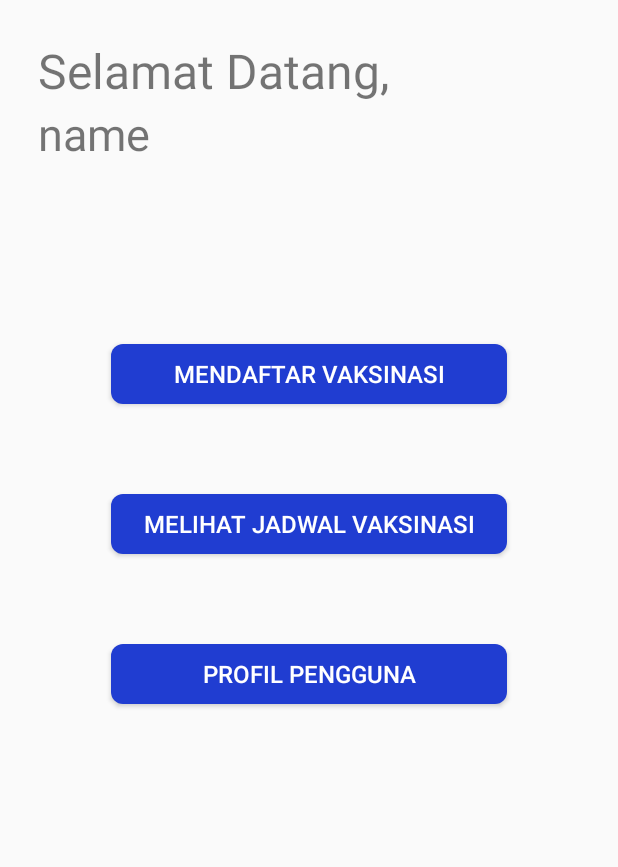
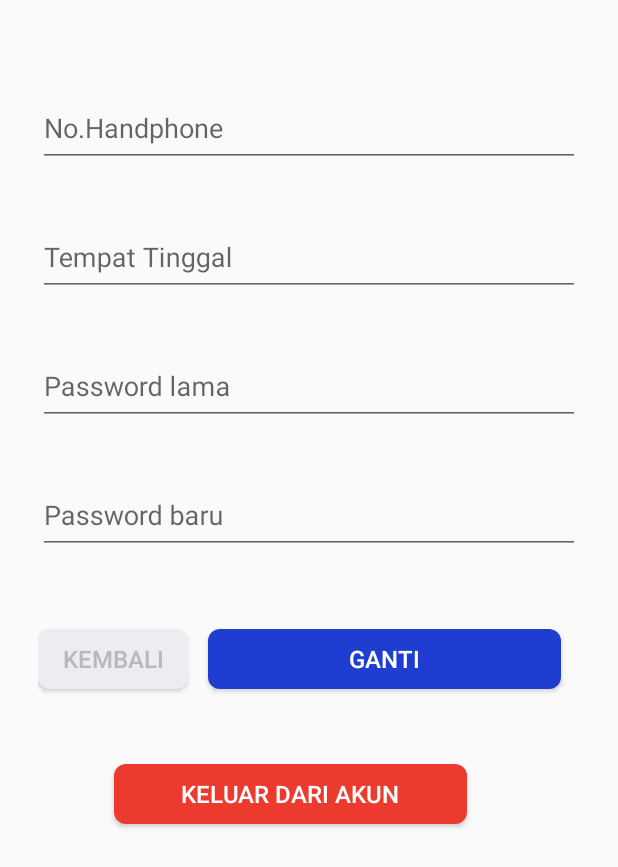
Before and after one commit to B21-CAP0375/Javas, an Android app: the HomePageFragment screen opened through its navigation route, after a tap on "PROFIL PENGGUNA", on a phone screen of 412 x 824 dp. Shown: the top 867 px of the screen. Run offline under Robolectric (Android 15) with nearby library versions, the phone set to English and light mode, and no system bars; our stand-ins replace Firebase (no records; nobody signed in at launch, a user with empty details on screens opened directly); 3 statements that could not run were skipped.

Commit message:
Creating user profile fragment

```diff
--- a/app/src/main/java/com/example/javas/data/UserRepository.kt
+++ b/app/src/main/java/com/example/javas/data/UserRepository.kt
@@ -20,14 +20,27 @@ class UserRepository (
                 instance ?: UserRepository(firebaseAuth,firestore)
             }
     }
+
+    //loginpage
     fun login(email: String, password: String)=firebaseAuth.signInWithEmailAndPassword(email, password)
+    fun getUser(email: String)= firestore.collection("users").document(email)
 
-
+    //registerpage
     fun register(email: String, password: String) = firebaseAuth.createUserWithEmailAndPassword(email, password)
 
     fun createUser(email: String)= firestore.collection("users").document(email)
 
-    fun getUser(email: String)= firestore.collection("users").document(email)
+
+
+
+    //user profile page
+    fun updatePassword(newPassWord: String) = firebaseAuth.currentUser?.updatePassword(newPassWord)
+
+    fun checkPassword(email: String,password: String)=firestore.collection("users").document(email)
+
+    fun updatePasswordFire(email: String , newPassWord:String) = firestore.collection("users").document(email).update("password", newPassWord)
+    fun updatePhone(email: String , phone:String) = firestore.collection("users").document(email).update("phone", phone)
+    fun updateAlamat(email: String , alamat:String) = firestore.collection("users").document(email).update("alamat", alamat)
 
     fun currentUser() = firebaseAuth.currentUser
 
--- a/app/src/main/java/com/example/javas/ui/homepage/HomePageFragment.kt
+++ b/app/src/main/java/com/example/javas/ui/homepage/HomePageFragment.kt
@@ -40,7 +40,9 @@ class HomePageFragment : Fragment() {
 
         }
         binding.btnProfileHomePage.setOnClickListener {
-
+            val toUserProfile = HomePageFragmentDirections.actionHomePageFragmentToUserProfileFragment()
+            toUserProfile.name = name
+            view.findNavController().navigate(toUserProfile)
         }
     }
         //jika ingin memberi animasi pada tombol on back pressed
--- a/app/src/main/java/com/example/javas/ui/register/RegisterThreeFragment.kt
+++ b/app/src/main/java/com/example/javas/ui/register/RegisterThreeFragment.kt
@@ -26,7 +26,7 @@ class RegisterThreeFragment : Fragment() {
     override fun onCreateView(
         inflater: LayoutInflater, container: ViewGroup?,
         savedInstanceState: Bundle?
-    ): View? {
+    ): View {
         _binding = FragmentRegisterThreeBinding.inflate(inflater, container, false)
         val view = binding.root
         return view
@@ -64,7 +64,8 @@ class RegisterThreeFragment : Fragment() {
                 "place" to place,
                 "gender" to gender,
                 "phone" to binding.phoneEdtxt.text.toString(),
-                "alamat" to binding.alamatEdtxt.text.toString()
+                "alamat" to binding.alamatEdtxt.text.toString(),
+                "role" to "user"
             )
 //            val symptom = hashMapOf(
 //                "covid-19" to false
@@ -95,7 +96,6 @@ class RegisterThreeFragment : Fragment() {
                                 // Sign in success, update UI with the signed-in user's information
                                 view.findNavController().navigate(toHomePage)
                                 // If sign in fails, display a message to the user.
-                            } else{
                             }
                         }
                 }
--- /dev/null
+++ b/app/src/main/java/com/example/javas/ui/userprofile/UserProfileFragment.kt
@@ -0,0 +1,80 @@
+package com.example.javas.ui.userprofile
+
+import android.os.Bundle
+import androidx.fragment.app.Fragment
+import android.view.LayoutInflater
+import android.view.View
+import android.view.ViewGroup
+import android.widget.Toast
+import androidx.lifecycle.ViewModelProvider
+import androidx.navigation.findNavController
+import com.example.javas.databinding.FragmentLoginBinding
+import com.example.javas.databinding.FragmentUserProfileBinding
+import com.example.javas.ui.homepage.HomePageFragmentArgs
+import com.example.javas.ui.homepage.HomePageFragmentDirections
+import com.example.javas.ui.login.LoginViewModel
+import com.example.javas.utils.ViewModelFactory
+
+
+class UserProfileFragment : Fragment() {
+
+    private lateinit var  _binding: FragmentUserProfileBinding
+    private val binding get() = _binding
+    private lateinit var  viewModel: UserProfileViewModel
+
+
+
+    override fun onCreateView(
+        inflater: LayoutInflater, container: ViewGroup?,
+        savedInstanceState: Bundle?
+    ): View {
+        // Inflate the layout for this fragment
+        _binding = FragmentUserProfileBinding.inflate(inflater, container, false)
+        val view = binding.root
+        return view
+    }
+
+    override fun onViewCreated(view: View, savedInstanceState: Bundle?) {
+        val factory = ViewModelFactory.getInstance(requireActivity())
+        viewModel = ViewModelProvider(this, factory)[UserProfileViewModel::class.java]
+
+        val name = UserProfileFragmentArgs.fromBundle(arguments as Bundle).name
+
+        var checkPassword= "true"
+        viewModel.getUser(name).get().addOnSuccessListener {
+            document->
+            binding.phoneEdtxt.setText(document.getString("phone"))
+            binding.alamatEdtxt.setText(document.getString("alamat"))
+            checkPassword = document.getString("password").toString()
+        }
+
+
+        binding.btnContinueLoginPage.setOnClickListener {
+            val phone = binding.phoneEdtxt.text.toString()
+            val alamat = binding.alamatEdtxt.text.toString()
+            val curPassword = binding.currentPasswordEdtxt.text.toString()
+            val password = binding.passwordEdtxt.text.toString()
+            viewModel.updatePhone(name,phone)
+            viewModel.updateAlamat(name,alamat)
+            var berhasil = "update berhasil"
+            if (checkPassword==curPassword){
+                viewModel.updatePasswordFire(name,password)
+                viewModel.updatePassword(password)
+                berhasil= "update berhasil password diganti"
+            }
+            Toast.makeText(context, berhasil, Toast.LENGTH_SHORT).show()
+        }
+        binding.btnBackRegisterPage.setOnClickListener {
+            val toHomePage = UserProfileFragmentDirections.actionUserProfileFragmentToHomePageFragment()
+            toHomePage.name = name
+            view.findNavController().navigate(toHomePage)
+        }
+        binding.btnLogoutRegisterPage.setOnClickListener {
+            viewModel.logOut()
+            val toLandingPage = UserProfileFragmentDirections.actionUserProfileFragmentToLandingPageFragment()
+            view.findNavController().navigate(toLandingPage)
+        }
+    }
+
+
+}
--- /dev/null
+++ b/app/src/main/java/com/example/javas/ui/userprofile/UserProfileViewModel.kt
@@ -0,0 +1,25 @@
+package com.example.javas.ui.userprofile
+
+import androidx.lifecycle.ViewModel
+import com.example.javas.data.UserRepository
+
+class UserProfileViewModel (
+    private val repository: UserRepository
+) : ViewModel() {
+
+    fun checkPassword(email:String,password:String) = repository.checkPassword(email, password)
+
+    fun updatePassword(newPassword: String) = repository.updatePassword(newPassword)
+
+    fun updatePhone(email: String,phone:String) = repository.updatePhone(email, phone)
+
+    fun updateAlamat(email: String,alamat: String)= repository.updateAlamat(email, alamat)
+
+    fun updatePasswordFire(email: String,newPassword: String)=repository.updatePasswordFire(email,newPassword)
+
+    fun getUser(email: String)=repository.getUser(email)
+
+    fun logOut()= repository.logout()
+
+
+}
--- a/app/src/main/java/com/example/javas/utils/ViewModelFactory.kt
+++ b/app/src/main/java/com/example/javas/utils/ViewModelFactory.kt
@@ -6,6 +6,7 @@ import androidx.lifecycle.ViewModelProvider
 import com.example.javas.data.UserRepository
 import com.example.javas.ui.login.LoginViewModel
 import com.example.javas.ui.register.RegisterViewModel
+import com.example.javas.ui.userprofile.UserProfileViewModel
 
 class ViewModelFactory private constructor(private val tourismRepository: UserRepository) :
     ViewModelProvider.NewInstanceFactory() {
@@ -35,9 +36,9 @@ class ViewModelFactory private constructor(private val tourismRepository: UserRe
             modelClass.isAssignableFrom(RegisterViewModel::class.java) -> {
                 RegisterViewModel(tourismRepository) as T
             }
-//            modelClass.isAssignableFrom(DetailTourismViewModel::class.java) -> {
-//                DetailTourismViewModel(tourismRepository) as T
-//            }
+            modelClass.isAssignableFrom(UserProfileViewModel::class.java) -> {
+                UserProfileViewModel(tourismRepository) as T
+            }
             else -> throw Throwable("Unknown ViewModel class: " + modelClass.name)
         }
 }
--- /dev/null
+++ b/app/src/main/res/drawable/background_button_red_primary.xml
@@ -0,0 +1,10 @@
+<?xml version="1.0" encoding="utf-8"?>
+<shape
+    xmlns:android="http://schemas.android.com/apk/res/android">
+    <solid
+        android:color="@color/red"/>
+
+    <corners
+        android:radius="8dp"
+        />
+</shape>
--- /dev/null
+++ b/app/src/main/res/layout/fragment_user_profile.xml
@@ -0,0 +1,132 @@
+<?xml version="1.0" encoding="utf-8"?>
+<androidx.constraintlayout.widget.ConstraintLayout xmlns:android="http://schemas.android.com/apk/res/android"
+    xmlns:tools="http://schemas.android.com/tools"
+    android:layout_width="match_parent"
+    android:layout_height="match_parent"
+    xmlns:app="http://schemas.android.com/apk/res-auto"
+    tools:context=".ui.userprofile.UserProfileFragment"
+    android:padding="25dp">
+
+
+
+
+
+    <com.google.android.material.textfield.TextInputLayout
+        android:id="@+id/layout_phone_edtxt"
+        android:layout_width="match_parent"
+        android:layout_height="wrap_content"
+        android:layout_marginTop="25dp"
+        app:layout_constraintEnd_toEndOf="parent"
+        app:layout_constraintStart_toStartOf="parent"
+        app:layout_constraintTop_toTopOf="parent">
+
+        <EditText
+            android:id="@+id/phone_edtxt"
+            android:layout_width="match_parent"
+            android:layout_height="50dp"
+            android:hint="@string/register_phone_input"
+            android:inputType="phone" />
+    </com.google.android.material.textfield.TextInputLayout>
+
+    <com.google.android.material.textfield.TextInputLayout
+        android:id="@+id/layout_alamat_edtxt"
+        android:layout_width="match_parent"
+        android:layout_height="wrap_content"
+        android:layout_marginTop="25dp"
+        app:layout_constraintEnd_toEndOf="parent"
+        app:layout_constraintStart_toStartOf="parent"
+        app:layout_constraintTop_toBottomOf="@id/layout_phone_edtxt">
+
+        <EditText
+            android:id="@+id/alamat_edtxt"
+            android:layout_width="match_parent"
+            android:layout_height="50dp"
+            android:hint="@string/register_alamat_input"
+            android:inputType="text" />
+    </com.google.android.material.textfield.TextInputLayout>
+
+    <com.google.android.material.textfield.TextInputLayout
+        android:id="@+id/layout_current_password_edtxt"
+        android:layout_width="match_parent"
+        android:layout_height="wrap_content"
+        android:layout_marginTop="25dp"
+        app:layout_constraintEnd_toEndOf="parent"
+        app:layout_constraintStart_toStartOf="parent"
+        app:layout_constraintTop_toBottomOf="@id/layout_alamat_edtxt">
+
+        <EditText
+            android:id="@+id/current_password_edtxt"
+            android:layout_width="match_parent"
+            android:layout_height="50dp"
+            android:hint="@string/user_profile_current_password_input"
+            android:inputType="textPassword" />
+    </com.google.android.material.textfield.TextInputLayout>
+
+
+    <com.google.android.material.textfield.TextInputLayout
+        android:id="@+id/layout_password_edtxt"
+        android:layout_width="match_parent"
+        android:layout_height="wrap_content"
+        android:layout_marginTop="25dp"
+        app:layout_constraintEnd_toEndOf="parent"
+        app:layout_constraintStart_toStartOf="parent"
+        app:layout_constraintTop_toBottomOf="@id/layout_current_password_edtxt">
+
+        <EditText
+            android:id="@+id/password_edtxt"
+            android:layout_width="match_parent"
+            android:layout_height="50dp"
+            android:hint="@string/user_profile_new_password_input"
+            android:inputType="textPassword" />
+    </com.google.android.material.textfield.TextInputLayout>
+
+
+
+
+    <androidx.appcompat.widget.AppCompatButton
+        android:id="@+id/btn_continue_login_page"
+        android:layout_width="235dp"
+        android:layout_height="40dp"
+        android:layout_marginTop="50dp"
+        android:background="@drawable/background_button_blue_primary"
+        android:text="@string/user_profile_change_btn_txt"
+        android:textColor="@color/white"
+        android:textSize="16sp"
+        app:layout_constraintEnd_toEndOf="parent"
+        app:layout_constraintStart_toEndOf="@id/btn_back_register_page"
+        app:layout_constraintTop_toBottomOf="@id/layout_password_edtxt" />
+
+    <androidx.appcompat.widget.AppCompatButton
+        android:id="@+id/btn_back_register_page"
+        android:layout_width="100dp"
+        android:layout_height="40dp"
+        android:layout_marginEnd="25dp"
+        android:background="@drawable/background_button_grey_primary"
+        android:scaleType="fitXY"
+        android:text="@string/register_back_btn_txt"
+        android:textColor="#B9B9B9"
+        android:textSize="16sp"
+        app:layout_constraintBottom_toBottomOf="@id/btn_continue_login_page"
+        app:layout_constraintStart_toStartOf="parent"
+        app:layout_constraintTop_toTopOf="@id/btn_continue_login_page" />
+
+
+    <androidx.appcompat.widget.AppCompatButton
+        android:id="@+id/btn_logout_register_page"
+        android:layout_width="235dp"
+        android:layout_height="40dp"
+        android:layout_marginTop="50dp"
+        android:layout_marginEnd="25dp"
+        android:background="@drawable/background_button_red_primary"
+        android:scaleType="fitXY"
+        android:text="@string/user_profile_signout_btn_txt"
+        android:textColor="@color/white"
+        android:textSize="16sp"
+        app:layout_constraintStart_toStartOf="parent"
+        app:layout_constraintEnd_toEndOf="parent"
+        app:layout_constraintTop_toBottomOf="@id/btn_continue_login_page" />
+
+
+
+
+</androidx.constraintlayout.widget.ConstraintLayout>
--- a/app/src/main/res/navigation/main_navigation.xml
+++ b/app/src/main/res/navigation/main_navigation.xml
@@ -215,6 +215,9 @@
         <action
             android:id="@+id/action_homePageFragment_to_symptomOneFragment"
             app:destination="@id/symptomOneFragment" />
+        <action
+            android:id="@+id/action_homePageFragment_to_userProfileFragment"
+            app:destination="@id/userProfileFragment" />
     </fragment>
     <fragment
         android:id="@+id/symptomOneFragment"
@@ -467,4 +470,24 @@
             android:defaultValue="false"
             app:argType="boolean" />
     </fragment>
+    <fragment
+        android:id="@+id/userProfileFragment"
+        android:name="com.example.javas.ui.userprofile.UserProfileFragment"
+        android:label="fragment_user_profile"
+        tools:layout="@layout/fragment_user_profile" >
+        <argument
+            android:name="name"
+            app:argType="string"
+            android:defaultValue="name" />
+        <action
+            android:id="@+id/action_userProfileFragment_to_homePageFragment"
+            app:destination="@id/homePageFragment"
+            app:popUpTo="@id/userProfileFragment"
+            app:popUpToInclusive="true" />
+        <action
+            android:id="@+id/action_userProfileFragment_to_landingPageFragment"
+            app:destination="@id/landingPageFragment"
+            app:popUpTo="@id/userProfileFragment"
+            app:popUpToInclusive="true" />
+    </fragment>
 </navigation>
--- a/app/src/main/res/values/colors.xml
+++ b/app/src/main/res/values/colors.xml
@@ -8,5 +8,6 @@
     <color name="black">#FF000000</color>
     <color name="white">#FFFFFFFF</color>
     <color name="blue">#203DD1</color>
+    <color name="red">#EC3B2E</color>
     <color name="grey">#F1F2F5</color>
 </resources>
--- a/app/src/main/res/values/strings.xml
+++ b/app/src/main/res/values/strings.xml
@@ -38,6 +38,11 @@
     <string name="home_page_user_title">Nama</string>
 
 
+    <!--User profile-->
+    <string name="user_profile_current_password_input">Password lama</string>
+    <string name="user_profile_new_password_input">Password baru</string>
+
+
     <!--Button -->
     <string name="login_btn_txt">Log In</string>
     <string name="register_btn_txt">Daftar</string>
@@ -48,6 +53,8 @@
     <string name="home_page_vaksinasi_btn_txt">Mendaftar Vaksinasi</string>
     <string name="home_page_jadwal_btn_txt">Melihat Jadwal Vaksinasi</string>
     <string name="home_page_profile_btn_txt">Profil Pengguna</string>
+    <string name="user_profile_change_btn_txt">Ganti</string>
+    <string name="user_profile_signout_btn_txt">Keluar Dari Akun</string>
 
     <!--    Sympton Fragment-->
     <string name="_1_4" tools:ignore="TypographyFractions">1/4</string>
```
